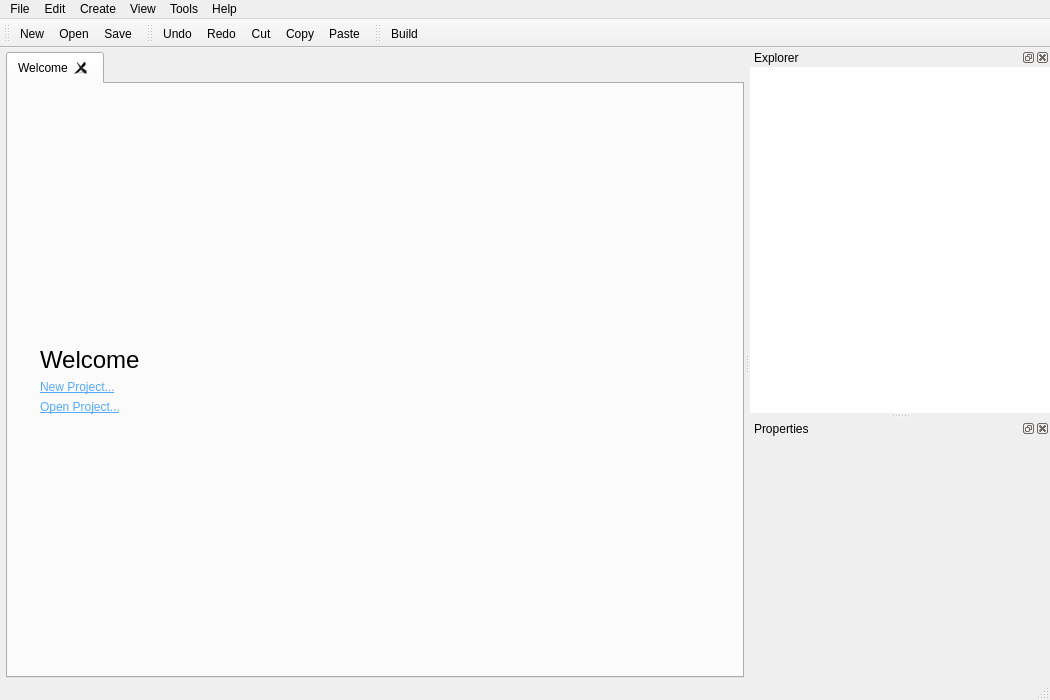
Above: src/window.ui from ooflet/Mi-Create before the change. Below: the same form after it.
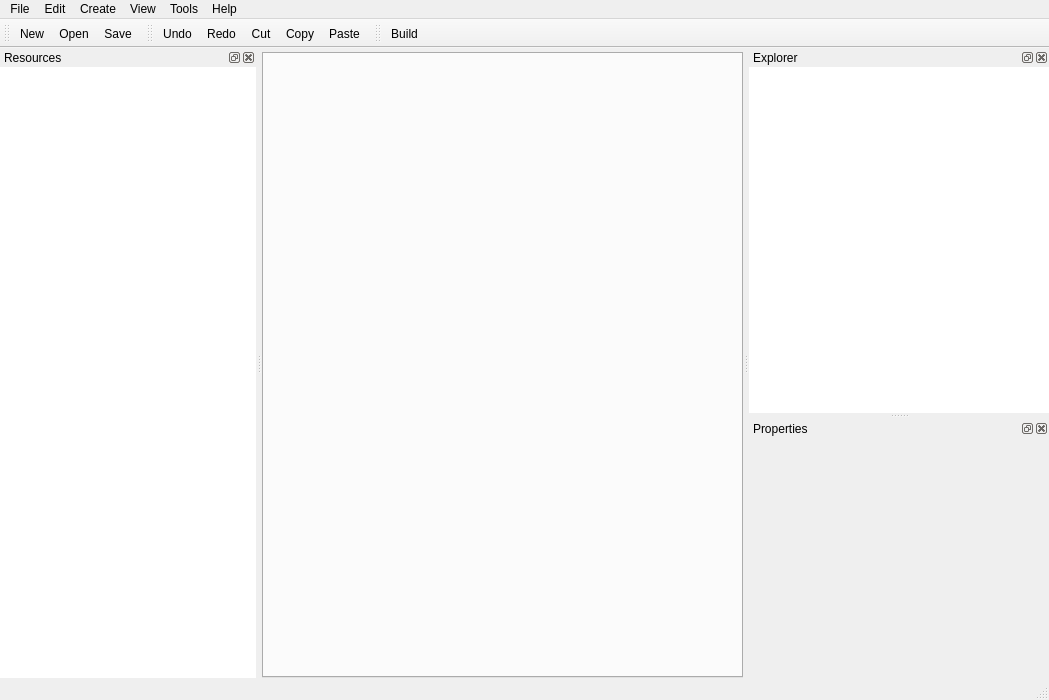
That is the form after the change. Icons and pictures are not drawn.

What changed in the file:
```diff
--- a/src/window.ui
+++ b/src/window.ui
@@ -6,7 +6,7 @@
    <rect>
     <x>0</x>
     <y>0</y>
-    <width>1050</width>
+    <width>1049</width>
     <height>700</height>
    </rect>
   </property>
@@ -50,7 +50,7 @@
    </property>
    <layout class="QGridLayout" name="gridLayout_2">
     <property name="leftMargin">
-     <number>6</number>
+     <number>0</number>
     </property>
     <property name="topMargin">
      <number>4</number>
@@ -78,70 +78,6 @@
       <property name="movable">
        <bool>true</bool>
       </property>
-      <widget class="QWidget" name="Welcome">
-       <attribute name="icon">
-        <iconset resource="resources/icons.qrc">
-         <normaloff>:/Dark/MiFaceStudioFavicon.png</normaloff>:/Dark/MiFaceStudioFavicon.png</iconset>
-       </attribute>
-       <attribute name="title">
-        <string>Welcome</string>
-       </attribute>
-       <layout class="QGridLayout" name="gridLayout_3">
-        <property name="leftMargin">
-         <number>32</number>
-        </property>
-        <item row="3" column="0">
-         <widget class="QLabel" name="OpenProject">
-          <property name="text">
-           <string>&lt;html&gt;&lt;head/&gt;&lt;body&gt;&lt;p&gt;&lt;img src=&quot;:/Dark/folder-open.png&quot;/&gt; &lt;a href=&quot;\&amp;quot;\&amp;quot;&quot;&gt;&lt;span style=&quot; text-decoration: underline; color:#55aaff;&quot;&gt;Open Project...&lt;/span&gt;&lt;/a&gt;&lt;/p&gt;&lt;/body&gt;&lt;/html&gt;</string>
-          </property>
-         </widget>
-        </item>
-        <item row="4" column="0">
-         <spacer name="verticalSpacer">
-          <property name="orientation">
-           <enum>Qt::Vertical</enum>
-          </property>
-          <property name="sizeHint" stdset="0">
-           <size>
-            <width>20</width>
-            <height>176</height>
-           </size>
-          </property>
-         </spacer>
-        </item>
-        <item row="1" column="0">
-         <widget class="QLabel" name="WelcomeText">
-          <property name="styleSheet">
-           <string notr="true">QLabel { font-size: 18pt;}</string>
-          </property>
-          <property name="text">
-           <string>Welcome</string>
-          </property>
-         </widget>
-        </item>
-        <item row="2" column="0">
-         <widget class="QLabel" name="NewProject">
-          <property name="text">
-           <string>&lt;html&gt;&lt;head/&gt;&lt;body&gt;&lt;p&gt;&lt;img src=&quot;:/Dark/file-plus.png&quot;/&gt; &lt;a href=&quot;\&amp;quot;\&amp;quot;&quot;&gt;&lt;span style=&quot; text-decoration: underline; color:#55aaff;&quot;&gt;New Project...&lt;/span&gt;&lt;/a&gt;&lt;/p&gt;&lt;/body&gt;&lt;/html&gt;</string>
-          </property>
-         </widget>
-        </item>
-        <item row="0" column="0">
-         <spacer name="verticalSpacer_2">
-          <property name="orientation">
-           <enum>Qt::Vertical</enum>
-          </property>
-          <property name="sizeHint" stdset="0">
-           <size>
-            <width>20</width>
-            <height>177</height>
-           </size>
-          </property>
-         </spacer>
-        </item>
-       </layout>
-      </widget>
      </widget>
     </item>
    </layout>
@@ -151,7 +87,7 @@
     <rect>
      <x>0</x>
      <y>0</y>
-     <width>1050</width>
+     <width>1049</width>
      <height>22</height>
     </rect>
    </property>
@@ -400,6 +336,67 @@
    </attribute>
    <addaction name="actionBuild"/>
   </widget>
+  <widget class="QDockWidget" name="dockWidget">
+   <property name="minimumSize">
+    <size>
+     <width>200</width>
+     <height>262</height>
+    </size>
+   </property>
+   <property name="windowTitle">
+    <string>Resources</string>
+   </property>
+   <attribute name="dockWidgetArea">
+    <number>1</number>
+   </attribute>
+   <widget class="QWidget" name="dockWidgetContents_3">
+    <layout class="QGridLayout" name="gridLayout_3">
+     <property name="leftMargin">
+      <number>0</number>
+     </property>
+     <property name="topMargin">
+      <number>0</number>
+     </property>
+     <property name="rightMargin">
+      <number>0</number>
+     </property>
+     <property name="bottomMargin">
+      <number>0</number>
+     </property>
+     <property name="spacing">
+      <number>2</number>
+     </property>
+     <item row="0" column="0" colspan="2">
+      <widget class="QListWidget" name="resourceList">
+       <property name="frameShape">
+        <enum>QFrame::NoFrame</enum>
+       </property>
+       <property name="showDropIndicator" stdset="0">
+        <bool>false</bool>
+       </property>
+       <property name="dragEnabled">
+        <bool>true</bool>
+       </property>
+       <property name="iconSize">
+        <size>
+         <width>64</width>
+         <height>64</height>
+        </size>
+       </property>
+       <property name="isWrapping" stdset="0">
+        <bool>false</bool>
+       </property>
+       <property name="uniformItemSizes">
+        <bool>false</bool>
+       </property>
+       <property name="wordWrap">
+        <bool>true</bool>
+       </property>
+      </widget>
+     </item>
+    </layout>
+   </widget>
+  </widget>
   <action name="actionSave">
    <property name="icon">
     <iconset resource="resources/icons.qrc">
```
Left out of the diff: 2 changed lines with no effect on the pictures.
